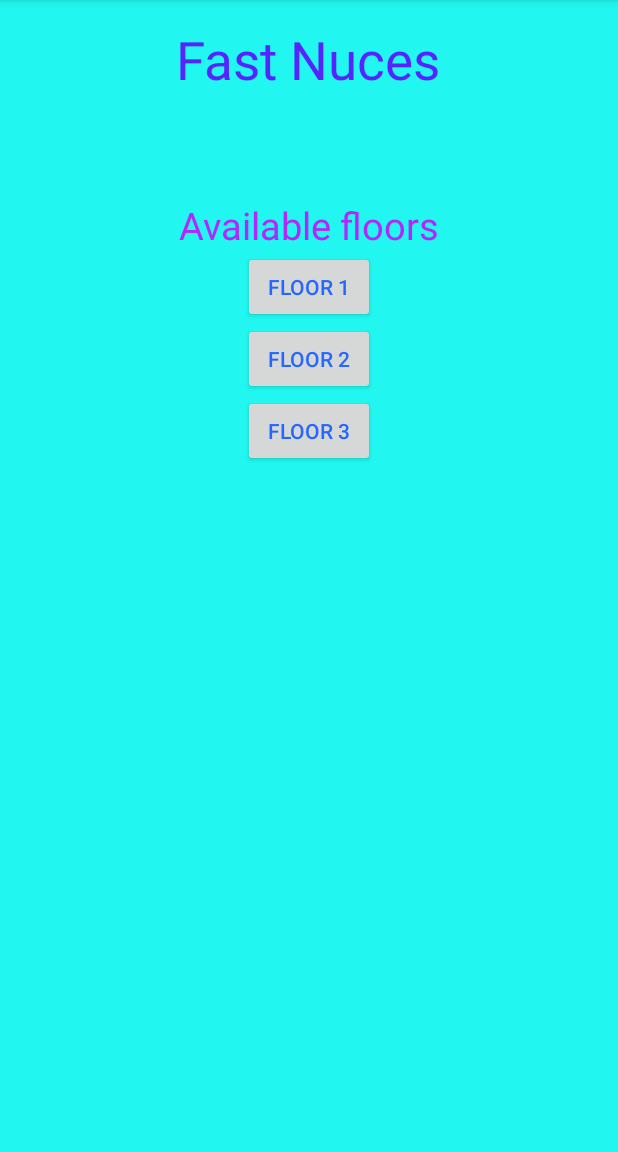
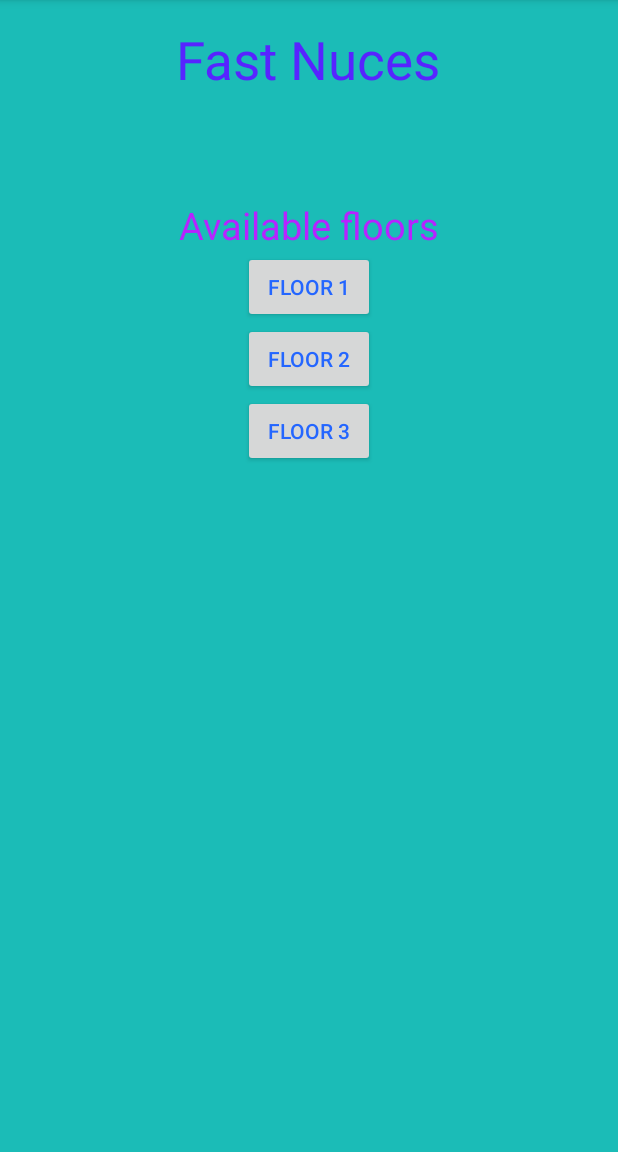
Before and after one commit to eduardorabelo/MoveIN, an Android app: the IndoorMap screen opened directly, with no data from a screen before it, on a phone screen of 412 x 824 dp, the part 84-1236 px from its top. Run offline under Robolectric (Android 15) with nearby library versions, the phone set to English and light mode, and no system bars.

```diff
--- a/app/src/main/res/layout/activity_indoor_map.xml
+++ b/app/src/main/res/layout/activity_indoor_map.xml
@@ -8,7 +8,7 @@
     android:paddingRight="@dimen/activity_horizontal_margin"
     android:paddingTop="@dimen/activity_vertical_margin"
     tools:context="com.example.shoaib.movein.IndoorMap"
-    android:background="#21f7f0">
+    android:background="#1bbcb7">
 
     <Button
         android:layout_width="wrap_content"
```
